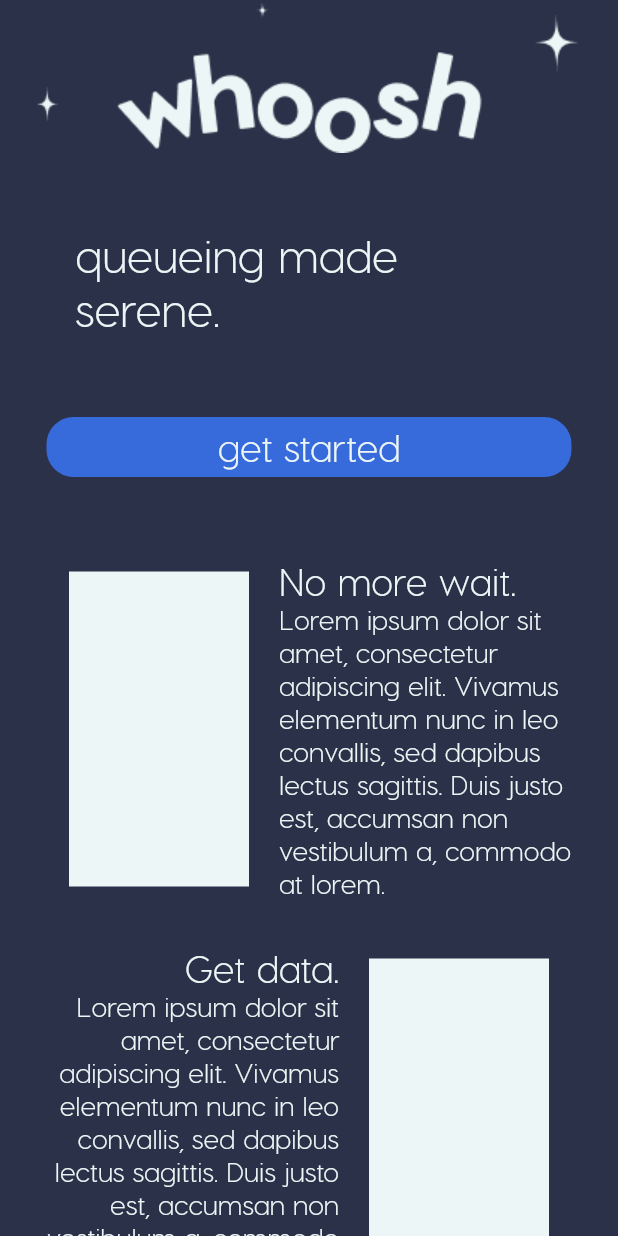
After one commit to LiuZechu/whoosh, a Flutter app: the RestaurantWelcomeScreen screen opened by its route, on a phone screen of 412 x 824 dp. The commit adds this screen. Run offline on Flutter 3.47's test engine with Material 2 defaults, Android fonts, the light colour scheme and no system bars.

Commit message:
finish restaurant welcome page

```diff
--- a/whoosh/lib/route/Router.dart
+++ b/whoosh/lib/route/Router.dart
@@ -1,6 +1,7 @@
 import 'package:flutter/material.dart';
 import 'package:whoosh/screens/AddGroupScreen.dart';
 import 'package:whoosh/screens/QueueScreen.dart';
+import 'package:whoosh/screens/RestaurantWelcomeScreen.dart';
 import 'package:whoosh/screens/main.dart';
 import 'package:whoosh/route/route_names.dart';
 import '../util/string_extensions.dart';
@@ -17,6 +18,8 @@ Route<dynamic> generateRoute(RouteSettings settings) {
     case addGroupRoute:
       int restaurantId = int.tryParse(routingData['restaurant_id']);
       return _getPageRoute(AddGroupScreen(restaurantId), settings);
+    case restaurantWelcomeRoute:
+      return _getPageRoute(RestaurantWelcomeScreen(), settings);
     default:
       return _getPageRoute(WelcomeScreen(), settings);
   }
--- a/whoosh/lib/route/route_names.dart
+++ b/whoosh/lib/route/route_names.dart
@@ -1,3 +1,4 @@
 const String welcomeRoute = '/';
 const String queueRoute = '/queue';
 const String addGroupRoute = '/joinQueue';
+const String restaurantWelcomeRoute = '/restaurant';
--- /dev/null
+++ b/whoosh/lib/screens/RestaurantWelcomeScreen.dart
@@ -0,0 +1,153 @@
+import 'package:flutter/material.dart';
+import 'dart:math';
+
+class RestaurantWelcomeScreen extends StatelessWidget {
+  void showRestaurantSettingsScreen() {
+    //Navigator.of(context).pushNamed('/queue');
+  }
+
+  @override
+  Widget build(BuildContext context) {
+    return Scaffold(
+      backgroundColor: Color(0xFF2B3148),
+      body: Center(
+        child: SingleChildScrollView(
+          child: Column(
+                  children: [
+                    generateWhooshHeading(),
+                    generateStartButton(),
+                    generateTopTextBox(),
+                    generateBottomTextBox(),
+                    generateBottomImage(),
+                  ]
+            )
+        )
+      )
+    );
+  }
+
+  Widget generateWhooshHeading() {
+    return Column(
+      children: [
+        new Image.asset(
+          'images/whoosh_heading.png',
+        ),
+        Container(
+          margin: const EdgeInsets.all(50.0),
+          child: Text(
+            'queueing made serene.',
+            style: TextStyle(
+                color: Color(0xFFEDF6F6),
+                fontSize: 30,
+                fontFamily: "VisbyCF",
+            )
+          )
+        )
+      ]
+    );
+  }
+
+  Widget generateStartButton() {
+    return ButtonTheme(
+      minWidth: 350,
+      height: 40,
+      child: FlatButton(
+        color: Color(0xFF376ADB),
+        textColor: Color(0xFFEDF6F6),
+        onPressed: showRestaurantSettingsScreen,
+        child: Text(
+            'get started',
+            style: TextStyle(
+              fontFamily: "VisbyCF",
+              fontSize: 25,
+            )
+        ),
+        shape: RoundedRectangleBorder(
+          borderRadius: BorderRadius.circular(18.0),
+        ),
+      )
+    );
+  }
+
+  Widget generateTopTextBox() {
+    String title = "No more wait.";
+    String mainText = "Lorem ipsum dolor sit amet, consectetur adipiscing elit. Vivamus elementum nunc in leo convallis, sed dapibus lectus sagittis. Duis justo est, accumsan non vestibulum a, commodo at lorem.";
+    return Container(
+        child: Row(
+          mainAxisSize: MainAxisSize.min,
+          children: [
+            Container( // place holder for image
+                width: 120,
+                height: 210,
+                color: Color(0xFFEDF6F6),
+                margin: const EdgeInsets.symmetric(horizontal: 20.0)),
+            Column(
+              children: [
+                Container(
+                  width: 200,
+                  child: Text(
+                    title,
+                    style: TextStyle(fontFamily: "VisbyCF", fontSize: 25, color: Color(0xFFEDF6F6))
+                  )
+                ),
+                Container(
+                  width: 200,
+                  child: Text(
+                    mainText,
+                    style: TextStyle(fontFamily: "VisbyCF", fontSize: 18, color: Color(0xFFEDF6F6)),
+                    softWrap: true)
+                )
+              ]
+            )
+          ]
+        ),
+        margin: const EdgeInsets.only(top: 50.0),
+    );
+  }
+
+  Widget generateBottomTextBox() {
+    String title = "Get data.";
+    String mainText = "Lorem ipsum dolor sit amet, consectetur adipiscing elit. Vivamus elementum nunc in leo convallis, sed dapibus lectus sagittis. Duis justo est, accumsan non vestibulum a, commodo at lorem.";
+    return Container(
+      child: Row(
+          mainAxisSize: MainAxisSize.min,
+          children: [
+            Column(
+                children: [
+                  Container(
+                      width: 200,
+                      child: Text(
+                        title,
+                        style: TextStyle(fontFamily: "VisbyCF", fontSize: 25, color: Color(0xFFEDF6F6)),
+                        textAlign: TextAlign.right,
+                      )
+                  ),
+                  Container(
+                      width: 200,
+                      child: Text(
+                        mainText,
+                        style: TextStyle(fontFamily: "VisbyCF", fontSize: 18, color: Color(0xFFEDF6F6)),
+                        textAlign: TextAlign.right,
+                        softWrap: true
+                      )
+                  )
+                ]
+            ),
+            Container( // place holder for image
+                width: 120,
+                height: 210,
+                color: Color(0xFFEDF6F6),
+                margin: const EdgeInsets.symmetric(horizontal: 20.0)
+            ),
+          ]
+      ),
+      margin: const EdgeInsets.only(top: 30.0),
+    );
+  }
+
+  Widget generateBottomImage() {
+    return new Image.asset(
+      'images/bottom_sea.png',
+    );
+  }
+}
```
Also changed, not shown: whoosh/images/bottom_sea.png (added), whoosh/images/whoosh_heading.png (added), 5 other files.
